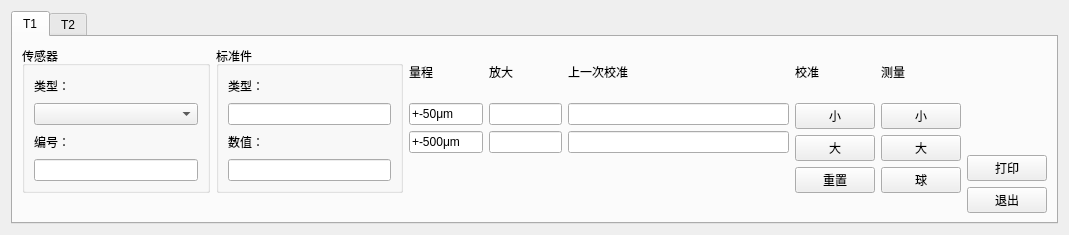
gaogao214/qt_waviness, file calibration.ui: the form before one commit.
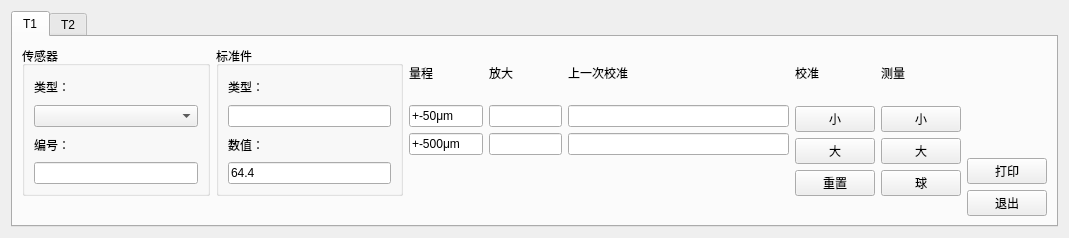
The form after the commit.

Diff of the .ui file:
```diff
--- a/calibration.ui
+++ b/calibration.ui
@@ -7,7 +7,7 @@
     <x>0</x>
     <y>0</y>
     <width>1069</width>
-    <height>225</height>
+    <height>238</height>
    </rect>
   </property>
   <property name="windowTitle">
@@ -83,7 +83,11 @@
                  </widget>
                 </item>
                 <item>
-                 <widget class="QLineEdit" name="lineEdit_21"/>
+                 <widget class="QLineEdit" name="lineEdit_21">
+                  <property name="text">
+                   <string>64.4</string>
+                  </property>
+                 </widget>
                 </item>
                </layout>
               </widget>
```
Left out of the diff: 4 changed lines with no effect on the pictures.
